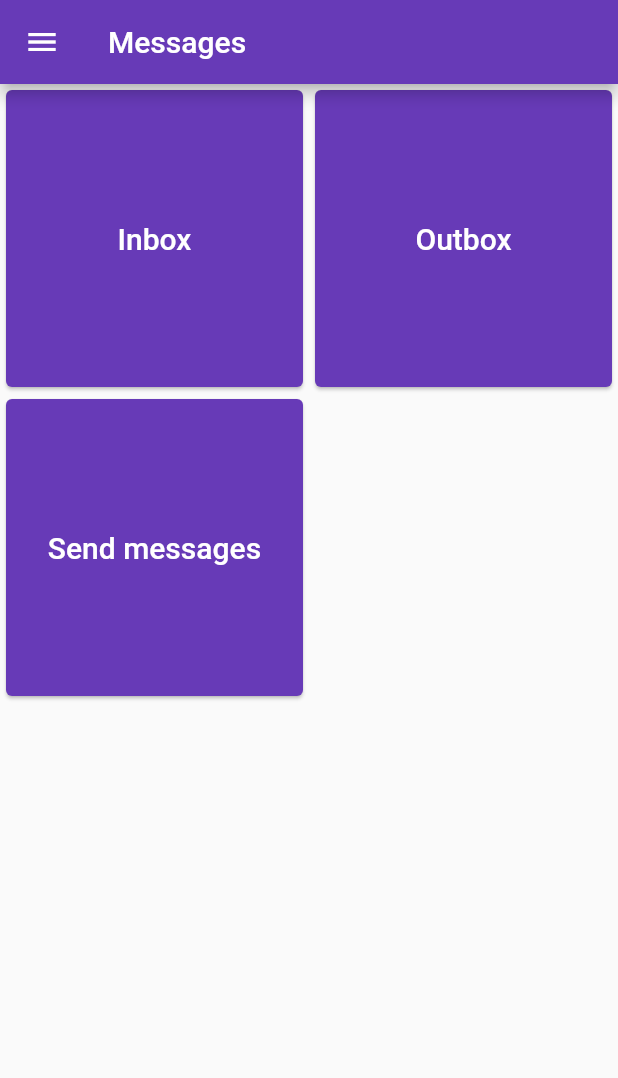
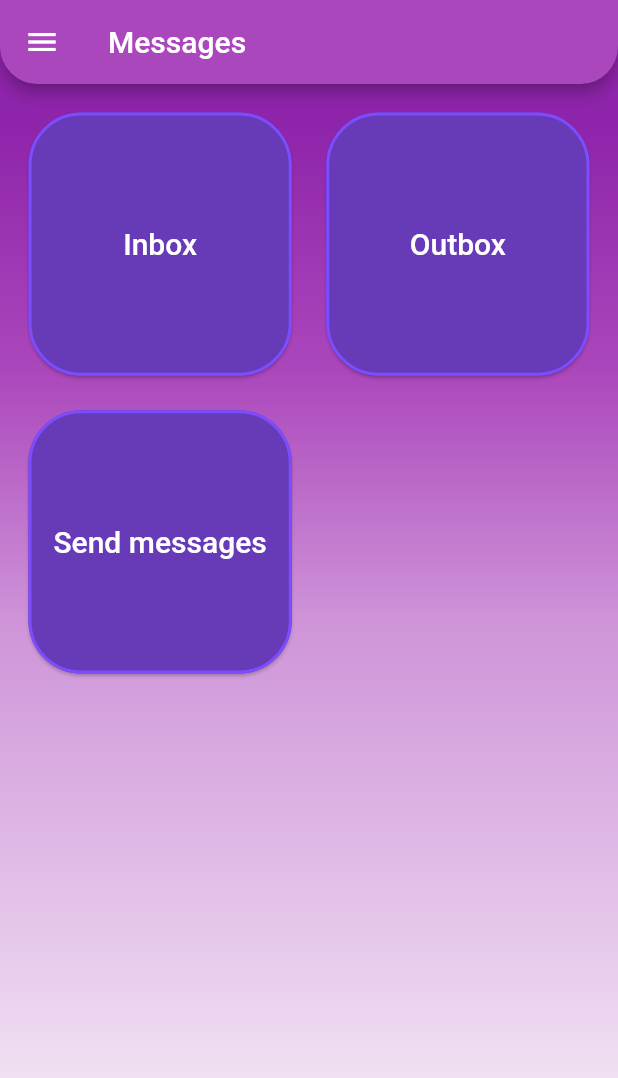
Before and after one commit to Sekarre/eDiaryMobile, a Flutter app: the MessagesPage screen opened directly, on a phone screen of 412 x 824 dp. Shown: the top 1078 px of the screen. Run offline on Flutter 3.47's test engine with Material 2 defaults, Android fonts, the light colour scheme and no system bars; our stand-ins replace flutter_secure_storage, rflutter_alert; accounts and stored records are empty; network calls fail.

Commit message:
adding stylization to messageHome and inbox

```diff
--- a/e_diary_mobile/lib/messages/inbox.dart
+++ b/e_diary_mobile/lib/messages/inbox.dart
@@ -27,8 +27,14 @@ class InboxPage extends StatelessWidget {
   Scaffold inboxMessagesListView(BuildContext context, List<Message> messages) {
     return Scaffold(
       appBar: AppBar(
-        title: Text("Messages"),
-        actions: <Widget>[],
+          title: Text("Messages"),
+          actions: <Widget>[],
+          backgroundColor: Color(0xFFAB47BC),
+          shape: RoundedRectangleBorder(
+              borderRadius: BorderRadius.vertical(
+                bottom: Radius.circular(25.0),
+              )
+          )
       ),
       body: ListView.separated(
         itemCount: messages.length,
--- a/e_diary_mobile/lib/messages/message_home.dart
+++ b/e_diary_mobile/lib/messages/message_home.dart
@@ -10,17 +10,41 @@ class MessagesPage extends StatelessWidget {
 
   @override
   Widget build(BuildContext context) {
-    return Scaffold(
+    return Container(
+      height: double.infinity,
+      width: double.infinity,
+      decoration: BoxDecoration(
+        gradient: LinearGradient(
+          begin: Alignment.topCenter,
+          end: Alignment.bottomCenter,
+          colors: [
+            Color(0xFF8E24AA),
+            Color(0xFFAB47BC),
+            Color(0xFFCE93D8),
+            Color(0xFFF3E5F5),
+          ],
+          stops: [0.1, 0.3, 0.5, 0.9],
+        ),
+      ),
+      child: Scaffold(
+      backgroundColor: Colors.transparent,
       drawer: NavDrawer(),
       appBar: AppBar(
-        title: Text("Messages"),
-        actions: <Widget>[],
+          title: Text("Messages"),
+          actions: <Widget>[],
+          backgroundColor: Color(0xFFAB47BC),
+          shape: RoundedRectangleBorder(
+              borderRadius: BorderRadius.vertical(
+                bottom: Radius.circular(25.0),
+              )
+          )
       ),
       body: FutureBuilder<String>(
         future: rolesOrEmpty,
         builder: (context, snapshot) {
           return const MessagesWidget();
         },
+      ),
       ),
     );
   }
@@ -34,6 +58,10 @@ class MessagesWidget extends StatelessWidget {
   @override
   Widget build(BuildContext context) {
     return GridView.count(
+      primary: false,
+      padding: const EdgeInsets.all(15),
+      crossAxisSpacing: 15,
+      mainAxisSpacing: 15,
       crossAxisCount: 2,
       children: <Widget>[inbox(context), outbox(context), sendMessage(context)],
     );
@@ -52,6 +80,13 @@ Widget sendMessage(BuildContext context) {
       )
     },
     child: Card(
+      shape: RoundedRectangleBorder(
+        borderRadius: BorderRadius.circular(35.0),
+        side: BorderSide(
+          color: Colors.deepPurpleAccent,
+          width: 2.0,
+        ),
+      ),
       color: Colors.deepPurple,
       child: Container(
         height: 200,
@@ -76,6 +111,13 @@ Widget outbox(BuildContext context) {
     splashColor: Colors.deepPurple,
     onTap: () => null,
     child: Card(
+      shape: RoundedRectangleBorder(
+        borderRadius: BorderRadius.circular(35.0),
+        side: BorderSide(
+          color: Colors.deepPurpleAccent,
+          width: 2.0,
+        ),
+      ),
       color: Colors.deepPurple,
       child: Container(
         height: 200,
@@ -107,6 +149,13 @@ Widget inbox(BuildContext context) {
       )
     },
     child: Card(
+      shape: RoundedRectangleBorder(
+        borderRadius: BorderRadius.circular(35.0),
+        side: BorderSide(
+          color: Colors.deepPurpleAccent,
+          width: 2.0,
+        ),
+      ),
       color: Colors.deepPurple,
       child: Container(
         height: 200,
--- a/e_diary_mobile/lib/profile/profile.dart
+++ b/e_diary_mobile/lib/profile/profile.dart
@@ -16,19 +16,6 @@ class ProfilePage extends StatelessWidget {
   final TextEditingController _newPasswordController = TextEditingController();
   final TextEditingController _confirmPasswordController = TextEditingController();
 
-  /*@override
-  Widget build(BuildContext context) {
-    return Scaffold(
-      appBar: AppBar(
-        title: Text("Profile"),
-      ),
-      body: FutureBuilder<User>(
-          future: getProfile(),
-          builder: (context, snapshot) {
-            return buildPadding(context, snapshot.requireData);
-          }),
-    );
-  }*/
   @override
   Widget build(BuildContext context) {
     return Container(
```
